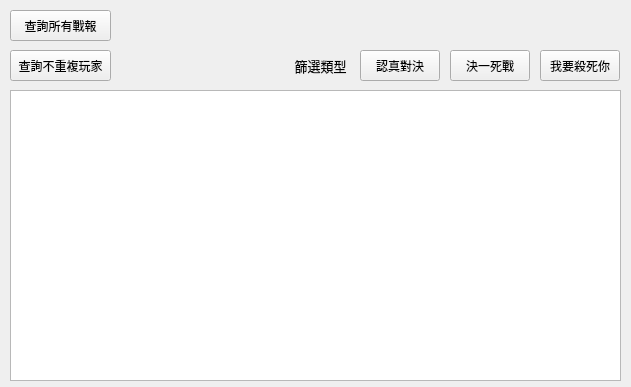
Above: reportReader.ui from LianSheng197/report-recorder before the change. Below: the same form after it.
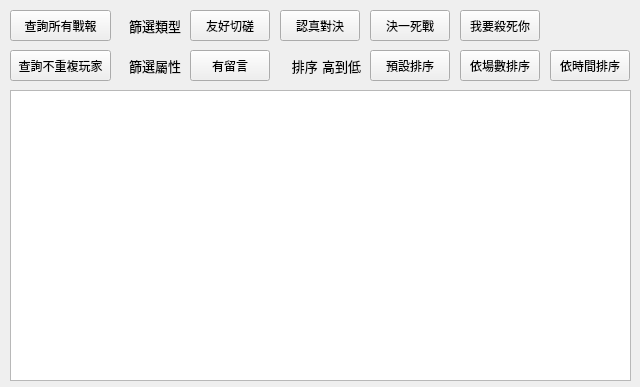
That is the form after the change.

Commit message: 更新介面

Patch:
```diff
--- a/reportReader.ui
+++ b/reportReader.ui
@@ -6,7 +6,7 @@
    <rect>
     <x>0</x>
     <y>0</y>
-    <width>631</width>
+    <width>640</width>
     <height>387</height>
    </rect>
   </property>
@@ -32,7 +32,7 @@
      <rect>
       <x>10</x>
       <y>90</y>
-      <width>611</width>
+      <width>621</width>
       <height>291</height>
      </rect>
     </property>
@@ -40,8 +40,8 @@
    <widget class="QPushButton" name="readType1Button">
     <property name="geometry">
      <rect>
-      <x>360</x>
-      <y>50</y>
+      <x>280</x>
+      <y>10</y>
       <width>80</width>
       <height>31</height>
      </rect>
@@ -53,8 +53,8 @@
    <widget class="QPushButton" name="readType2Button">
     <property name="geometry">
      <rect>
-      <x>450</x>
-      <y>50</y>
+      <x>370</x>
+      <y>10</y>
       <width>80</width>
       <height>31</height>
      </rect>
@@ -66,8 +66,8 @@
    <widget class="QPushButton" name="readType3Button">
     <property name="geometry">
      <rect>
-      <x>540</x>
-      <y>50</y>
+      <x>460</x>
+      <y>10</y>
       <width>80</width>
       <height>31</height>
      </rect>
@@ -89,11 +89,49 @@
      <string>查詢所有戰報</string>
     </property>
    </widget>
-   <widget class="QLabel" name="label">
+   <widget class="QPushButton" name="readHasShoutButton">
     <property name="geometry">
      <rect>
-      <x>290</x>
+      <x>190</x>
       <y>50</y>
+      <width>80</width>
+      <height>31</height>
+     </rect>
+    </property>
+    <property name="text">
+     <string>有留言</string>
+    </property>
+   </widget>
+   <widget class="QLabel" name="label_3">
+    <property name="geometry">
+     <rect>
+      <x>120</x>
+      <y>50</y>
+      <width>61</width>
+      <height>31</height>
+     </rect>
+    </property>
+    <property name="font">
+     <font>
+      <family>DejaVu Sans</family>
+      <pointsize>10</pointsize>
+     </font>
+    </property>
+    <property name="layoutDirection">
+     <enum>Qt::LeftToRight</enum>
+    </property>
+    <property name="text">
+     <string>篩選屬性</string>
+    </property>
+    <property name="alignment">
+     <set>Qt::AlignRight|Qt::AlignTrailing|Qt::AlignVCenter</set>
+    </property>
+   </widget>
+   <widget class="QLabel" name="label_4">
+    <property name="geometry">
+     <rect>
+      <x>120</x>
+      <y>10</y>
       <width>61</width>
       <height>31</height>
      </rect>
@@ -111,7 +149,84 @@
      <string>篩選類型</string>
     </property>
     <property name="alignment">
-     <set>Qt::AlignCenter</set>
+     <set>Qt::AlignRight|Qt::AlignTrailing|Qt::AlignVCenter</set>
+    </property>
+   </widget>
+   <widget class="QPushButton" name="readType0Button">
+    <property name="geometry">
+     <rect>
+      <x>190</x>
+      <y>10</y>
+      <width>80</width>
+      <height>31</height>
+     </rect>
+    </property>
+    <property name="text">
+     <string>友好切磋</string>
+    </property>
+   </widget>
+   <widget class="QLabel" name="label_5">
+    <property name="geometry">
+     <rect>
+      <x>290</x>
+      <y>50</y>
+      <width>71</width>
+      <height>31</height>
+     </rect>
+    </property>
+    <property name="font">
+     <font>
+      <family>DejaVu Sans</family>
+      <pointsize>10</pointsize>
+     </font>
+    </property>
+    <property name="layoutDirection">
+     <enum>Qt::LeftToRight</enum>
+    </property>
+    <property name="text">
+     <string>排序 高到低</string>
+    </property>
+    <property name="alignment">
+     <set>Qt::AlignRight|Qt::AlignTrailing|Qt::AlignVCenter</set>
+    </property>
+   </widget>
+   <widget class="QPushButton" name="sortByBattleCount">
+    <property name="geometry">
+     <rect>
+      <x>460</x>
+      <y>50</y>
+      <width>80</width>
+      <height>31</height>
+     </rect>
+    </property>
+    <property name="text">
+     <string>依場數排序</string>
+    </property>
+   </widget>
+   <widget class="QPushButton" name="sortByTimestamp">
+    <property name="geometry">
+     <rect>
+      <x>550</x>
+      <y>50</y>
+      <width>80</width>
+      <height>31</height>
+     </rect>
+    </property>
+    <property name="text">
+     <string>依時間排序</string>
+    </property>
+   </widget>
+   <widget class="QPushButton" name="sortByBattleCount_2">
+    <property name="geometry">
+     <rect>
+      <x>370</x>
+      <y>50</y>
+      <width>80</width>
+      <height>31</height>
+     </rect>
+    </property>
+    <property name="text">
+     <string>預設排序</string>
     </property>
    </widget>
   </widget>
```
The commit also changes 1 other file.
